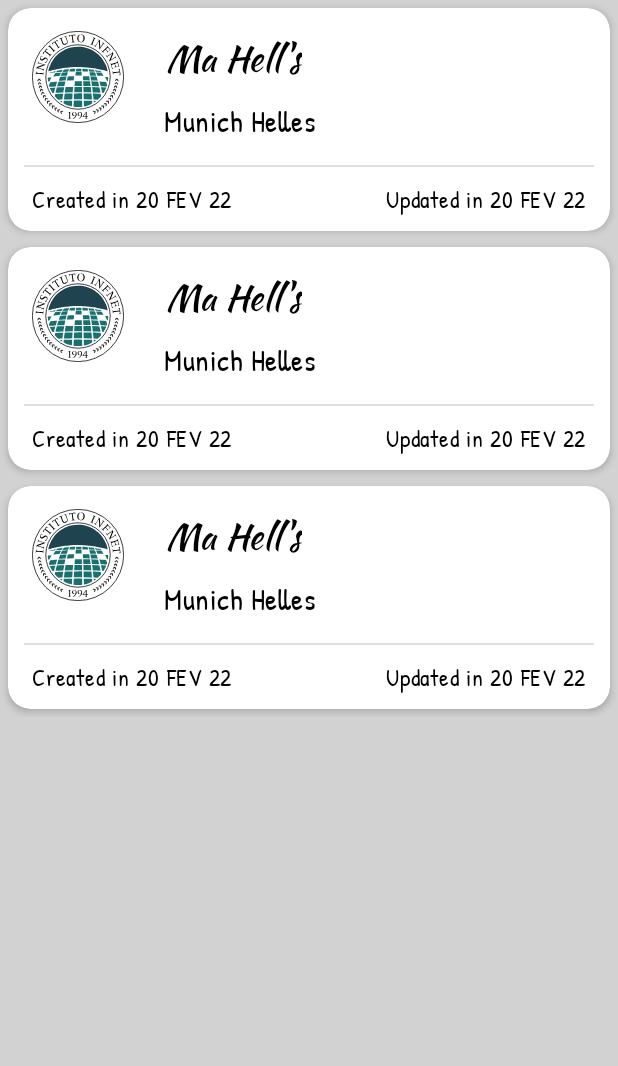
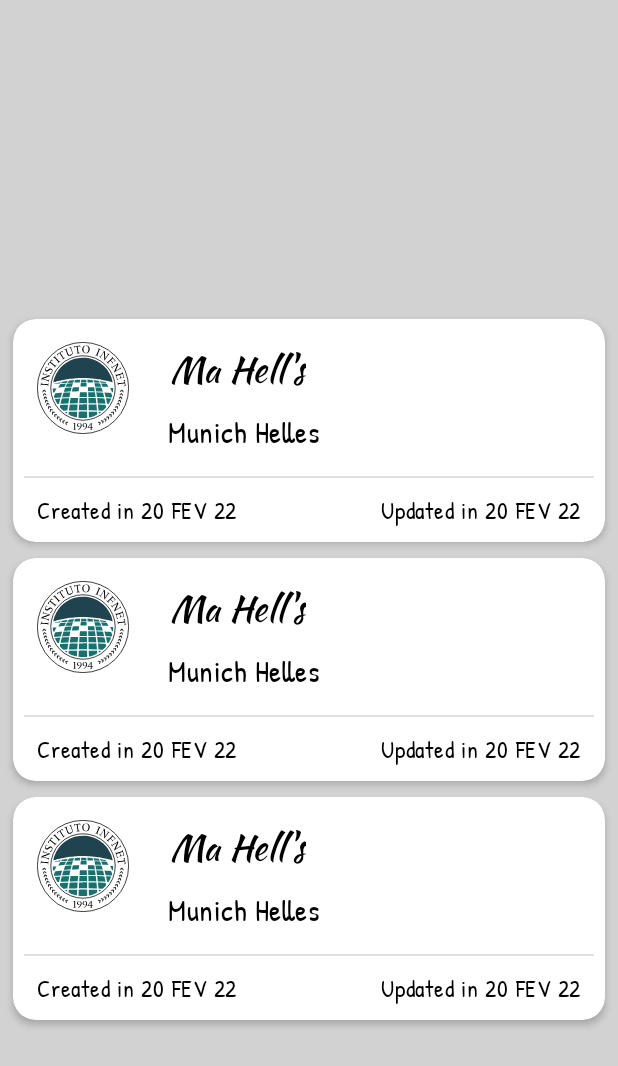
Before and after one commit to camelloncaseoficial/infnet_weekly, an Android app: the layout fragment_home.xml on its own in the app's theme, with its tools: preview values and no code run, on a phone screen of 412 x 824 dp. Shown: the top 1066 px of the screen. Run offline under Robolectric (Android 15) with nearby library versions, the phone set to English and light mode, and no system bars; network calls fail; Roboto replaces fonts that are not available here.

Commit message:
Finished with home layout

```diff
--- a/app/src/main/res/layout/fragment_home.xml
+++ b/app/src/main/res/layout/fragment_home.xml
@@ -1,6 +1,5 @@
 <?xml version="1.0" encoding="utf-8"?>
-<androidx.constraintlayout.widget.ConstraintLayout
-    xmlns:android="http://schemas.android.com/apk/res/android"
+<androidx.constraintlayout.widget.ConstraintLayout xmlns:android="http://schemas.android.com/apk/res/android"
     xmlns:app="http://schemas.android.com/apk/res-auto"
     xmlns:tools="http://schemas.android.com/tools"
     android:layout_width="match_parent"
@@ -11,11 +10,12 @@
     <androidx.recyclerview.widget.RecyclerView
         android:id="@+id/recyclerView"
         android:layout_width="match_parent"
-        android:layout_height="wrap_content"
-        app:layout_wrapBehaviorInParent="vertical_only"
+        android:layout_height="620dp"
+        android:padding="3dp"
         app:layout_constraintEnd_toEndOf="parent"
         app:layout_constraintStart_toStartOf="parent"
-        app:layout_constraintTop_toTopOf="parent"
+        app:layout_constraintBottom_toTopOf="@id/adView"
+        app:layout_wrapBehaviorInParent="vertical_only"
         tools:listitem="@layout/notification_item" />
 
     <com.google.android.gms.ads.AdView
@@ -26,9 +26,11 @@
         android:layout_centerHorizontal="true"
         app:adSize="FULL_BANNER"
         app:adUnitId="ca-app-pub-3940256099942544/6300978111"
+        app:layout_constraintEnd_toEndOf="parent"
+        app:layout_constraintStart_toStartOf="parent"
         app:layout_constraintBottom_toBottomOf="parent"
-        app:layout_constraintEnd_toEndOf="parent"
-        app:layout_constraintStart_toStartOf="parent" />
+        tools:layout_editor_absoluteY="672dp" />
+
     <!-- real AdMob ID -->
     <!--app:adUnitId="ca-app-pub-9789911213010642/9316815724"-->
 
```
